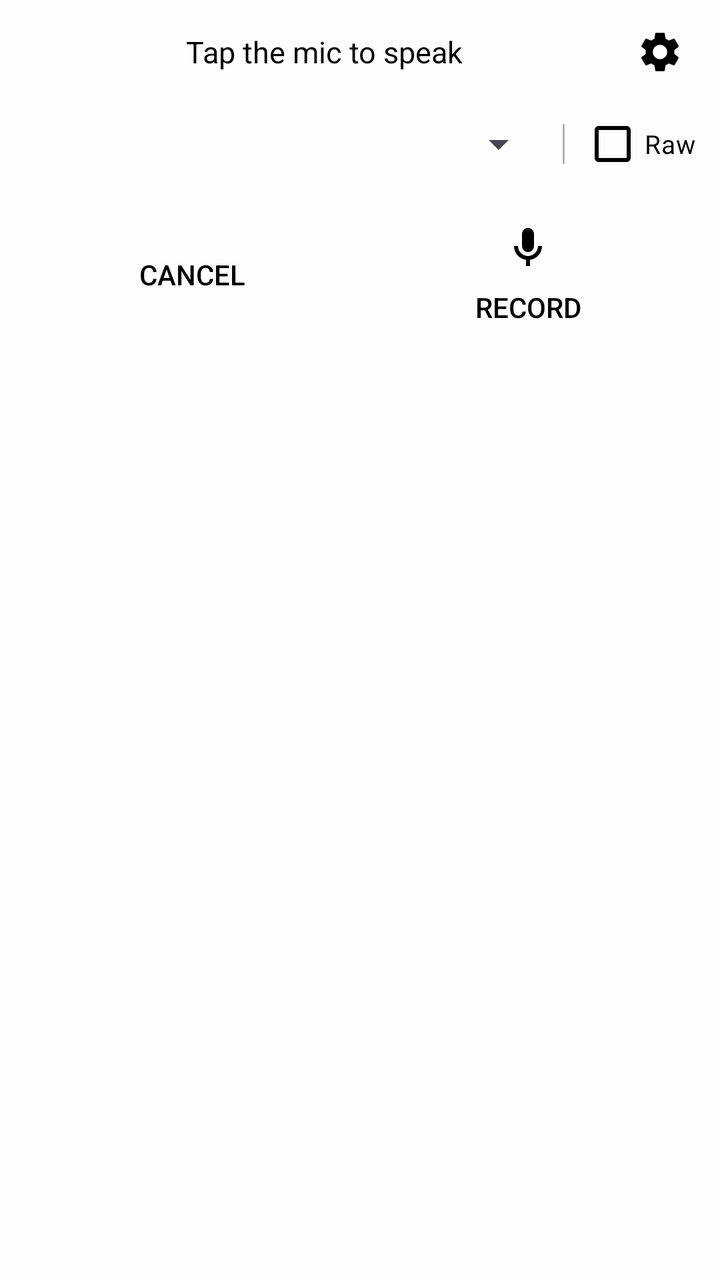
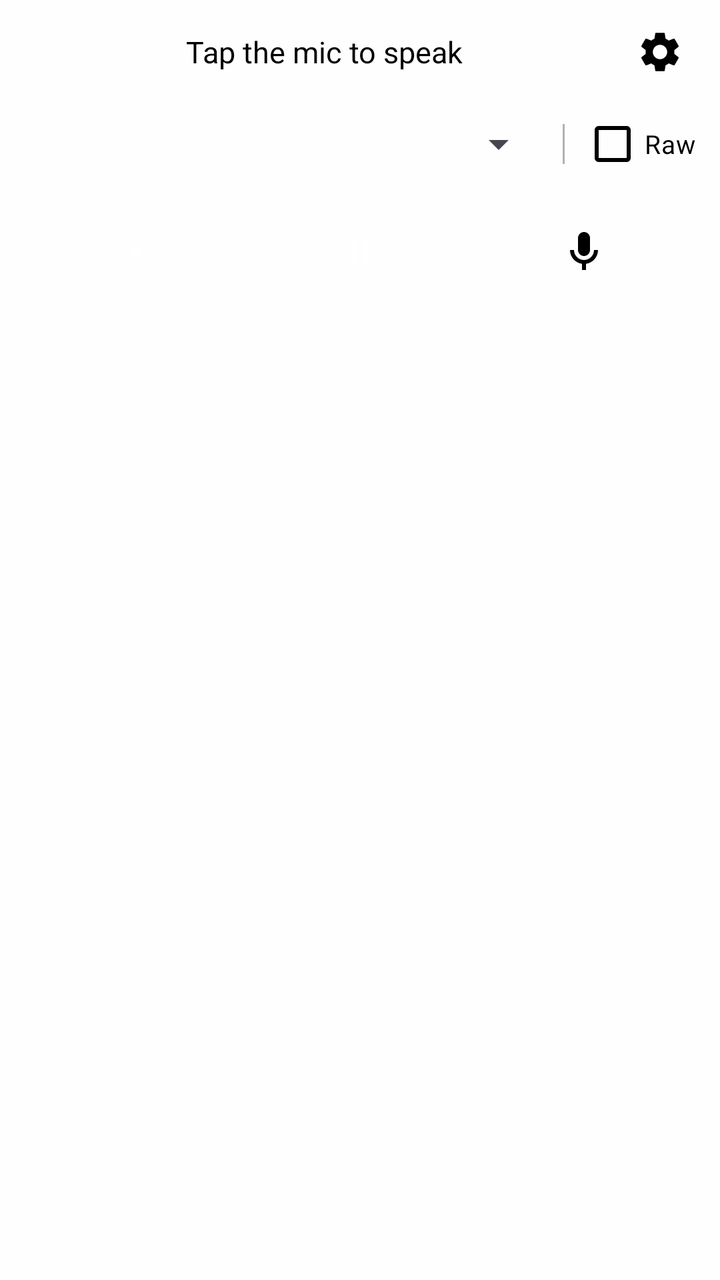

Before-and-after screenshots of an Android layout around one commit, followed by the original layout XML and the change that was made.
<!-- AndroidManifest.xml: application theme Theme.PolishedRecognition -->
<!-- res/layout/ime_voice_input.xml -->
<?xml version="1.0" encoding="utf-8"?>
<LinearLayout xmlns:android="http://schemas.android.com/apk/res/android"
    android:layout_width="match_parent"
    android:layout_height="wrap_content"
    android:orientation="vertical"
    android:background="@color/recording_overlay"
    android:paddingStart="12dp"
    android:paddingEnd="12dp"
    android:paddingTop="8dp"
    android:paddingBottom="8dp">

    <LinearLayout
        android:layout_width="match_parent"
        android:layout_height="wrap_content"
        android:orientation="horizontal"
        android:gravity="center_vertical"
        android:layout_marginBottom="4dp">

        <TextView
            android:id="@+id/ime_status_text"
            android:layout_width="0dp"
            android:layout_weight="1"
            android:layout_height="wrap_content"
            android:text="@string/ime_status_idle"
            android:textColor="@color/recording_text_primary"
            android:textSize="15sp"
            android:gravity="center" />

        <ImageButton
            android:id="@+id/ime_settings_button"
            android:layout_width="36dp"
            android:layout_height="36dp"
            android:src="@drawable/ic_settings"
            android:background="@null"
            android:contentDescription="Settings"
            android:scaleType="centerInside" />

    </LinearLayout>

    <LinearLayout
        android:layout_width="match_parent"
        android:layout_height="wrap_content"
        android:orientation="horizontal"
        android:gravity="center_vertical"
        android:layout_marginBottom="6dp">

        <Spinner
            android:id="@+id/ime_language_spinner"
            android:layout_width="0dp"
            android:layout_weight="1"
            android:layout_height="wrap_content" />

        <View
            android:layout_width="1dp"
            android:layout_height="20dp"
            android:background="@color/recording_divider"
            android:layout_marginStart="8dp"
            android:layout_marginEnd="8dp" />

        <CheckBox
            android:id="@+id/ime_raw"
            android:layout_width="wrap_content"
            android:layout_height="wrap_content"
            android:text="@string/quick_raw"
            android:textColor="@color/recording_text_primary"
            android:textSize="13sp"
            android:buttonTint="@color/recording_text_primary" />

    </LinearLayout>

    <LinearLayout
        android:layout_width="match_parent"
        android:layout_height="wrap_content"
        android:orientation="horizontal"
        android:gravity="center">

        <Button
            android:id="@+id/ime_cancel_button"
            style="@android:style/Widget.DeviceDefault.Button.Borderless"
            android:layout_width="0dp"
            android:layout_weight="1"
            android:layout_height="wrap_content"
            android:text="@string/ime_cancel"
            android:textColor="@color/recording_text_primary" />

        <Button
            android:id="@+id/ime_mic_button"
            style="@android:style/Widget.DeviceDefault.Button.Borderless"
            android:layout_width="0dp"
            android:layout_weight="1"
            android:layout_height="wrap_content"
            android:text="@string/ime_record"
            android:drawableTop="@drawable/ic_mic"
            android:textColor="@color/recording_text_primary" />

    </LinearLayout>
</LinearLayout>
<!-- resources referenced by this layout -->
<resources>
  <color name="recording_divider">#4D000000</color>
  <color name="recording_overlay">#E6FFFFFF</color>
  <color name="recording_text_primary">#000000</color>
  <!-- drawable ic_mic (drawable) -->
  <vector xmlns:android="http://schemas.android.com/apk/res/android"
      android:width="24dp"
      android:height="24dp"
      android:viewportWidth="24"
      android:viewportHeight="24"
      android:tint="@color/recording_icon_tint">
      <path
          android:fillColor="#FF000000"
          android:pathData="M12,14c1.66,0 3,-1.34 3,-3V5c0,-1.66 -1.34,-3 -3,-3S9,3.34 9,5v6C9,12.66 10.34,14 12,14zM17,11c0,2.76 -2.24,5 -5,5s-5,-2.24 -5,-5H5c0,3.53 2.61,6.43 6,6.92V21h2v-3.08c3.39,-0.49 6,-3.39 6,-6.92H17z" />
  </vector>
  <!-- drawable ic_settings (drawable) -->
  <vector xmlns:android="http://schemas.android.com/apk/res/android"
      android:width="24dp"
      android:height="24dp"
      android:viewportWidth="24"
      android:viewportHeight="24"
      android:tint="@color/recording_icon_tint">
      <path
          android:fillColor="#FF000000"
          android:pathData="M19.14,12.94c0.04,-0.3 0.06,-0.61 0.06,-0.94c0,-0.32 -0.02,-0.64 -0.07,-0.94l2.03,-1.58c0.18,-0.14 0.23,-0.41 0.12,-0.61l-1.92,-3.32c-0.12,-0.22 -0.37,-0.29 -0.59,-0.22l-2.39,0.96c-0.5,-0.38 -1.03,-0.7 -1.62,-0.94L14.4,2.81c-0.04,-0.24 -0.24,-0.41 -0.48,-0.41h-3.84c-0.24,0 -0.43,0.17 -0.47,0.41l-0.36,2.54c-0.59,0.24 -1.13,0.57 -1.62,0.94l-2.39,-0.96c-0.22,-0.08 -0.47,0 -0.59,0.22L2.74,8.87c-0.12,0.21 -0.08,0.47 0.12,0.61l2.03,1.58C4.84,11.36 4.8,11.69 4.8,12s0.02,0.64 0.07,0.94l-2.03,1.58c-0.18,0.14 -0.23,0.41 -0.12,0.61l1.92,3.32c0.12,0.22 0.37,0.29 0.59,0.22l2.39,-0.96c0.5,0.38 1.03,0.7 1.62,0.94l0.36,2.54c0.05,0.24 0.24,0.41 0.48,0.41h3.84c0.24,0 0.44,-0.17 0.47,-0.41l0.36,-2.54c0.59,-0.24 1.13,-0.56 1.62,-0.94l2.39,0.96c0.22,0.08 0.47,0 0.59,-0.22l1.92,-3.32c0.12,-0.22 0.07,-0.47 -0.12,-0.61L19.14,12.94zM12,15.6c-1.98,0 -3.6,-1.62 -3.6,-3.6s1.62,-3.6 3.6,-3.6s3.6,1.62 3.6,3.6S13.98,15.6 12,15.6z" />
  </vector>
  <string name="ime_cancel">Cancel</string>
  <string name="ime_record">Record</string>
  <string name="ime_status_idle">Tap the mic to speak</string>
  <string name="quick_raw">Raw</string>
  <style name="Theme.PolishedRecognition" parent="Theme.Material3.DayNight.NoActionBar">
      </style>
  <color name="recording_icon_tint">#000000</color>
</resources>

<!-- the commit's change to res/layout/ime_voice_input.xml (unified diff, before → after) -->
@@ -74,24 +74,35 @@
         android:orientation="horizontal"
         android:gravity="center">
 
-        <Button
+        <ImageButton
             android:id="@+id/ime_cancel_button"
-            style="@android:style/Widget.DeviceDefault.Button.Borderless"
             android:layout_width="0dp"
             android:layout_weight="1"
-            android:layout_height="wrap_content"
-            android:text="@string/ime_cancel"
-            android:textColor="@color/recording_text_primary" />
+            android:layout_height="48dp"
+            android:src="@drawable/ic_close"
+            android:background="?android:attr/selectableItemBackgroundBorderless"
+            android:contentDescription="@string/ime_cancel_desc"
+            android:scaleType="centerInside" />
 
-        <Button
-            android:id="@+id/ime_mic_button"
-            style="@android:style/Widget.DeviceDefault.Button.Borderless"
+        <ImageButton
+            android:id="@+id/ime_pause_resume_button"
             android:layout_width="0dp"
             android:layout_weight="1"
-            android:layout_height="wrap_content"
-            android:text="@string/ime_record"
-            android:drawableTop="@drawable/ic_mic"
-            android:textColor="@color/recording_text_primary" />
+            android:layout_height="48dp"
+            android:src="@drawable/ic_pause"
+            android:background="?android:attr/selectableItemBackgroundBorderless"
+            android:contentDescription="@string/ime_pause_desc"
+            android:scaleType="centerInside" />
+
+        <ImageButton
+            android:id="@+id/ime_mic_send_button"
+            android:layout_width="0dp"
+            android:layout_weight="1"
+            android:layout_height="48dp"
+            android:src="@drawable/ic_mic"
+            android:background="?android:attr/selectableItemBackgroundBorderless"
+            android:contentDescription="@string/ime_mic_desc"
+            android:scaleType="centerInside" />
 
     </LinearLayout>
 </LinearLayout>
<!-- resource entries referenced after the edit -->
@@ -3,6 +3,17 @@
   <color name="recording_divider">#4D000000</color>
   <color name="recording_overlay">#E6FFFFFF</color>
   <color name="recording_text_primary">#000000</color>
+  <!-- drawable ic_close (drawable) -->
+  <vector xmlns:android="http://schemas.android.com/apk/res/android"
+      android:width="18dp"
+      android:height="18dp"
+      android:viewportWidth="24"
+      android:viewportHeight="24">
+      <path
+          android:strokeColor="#FFFFFF"
+          android:strokeWidth="2"
+          android:pathData="M18,6L6,18M6,6L18,18"/>
+  </vector>
   <!-- drawable ic_mic (drawable) -->
   <vector xmlns:android="http://schemas.android.com/apk/res/android"
       android:width="24dp"
@@ -13,6 +24,16 @@
       <path
           android:fillColor="#FF000000"
           android:pathData="M12,14c1.66,0 3,-1.34 3,-3V5c0,-1.66 -1.34,-3 -3,-3S9,3.34 9,5v6C9,12.66 10.34,14 12,14zM17,11c0,2.76 -2.24,5 -5,5s-5,-2.24 -5,-5H5c0,3.53 2.61,6.43 6,6.92V21h2v-3.08c3.39,-0.49 6,-3.39 6,-6.92H17z" />
+  </vector>
+  <!-- drawable ic_pause (drawable) -->
+  <vector xmlns:android="http://schemas.android.com/apk/res/android"
+      android:width="18dp"
+      android:height="18dp"
+      android:viewportWidth="24"
+      android:viewportHeight="24">
+      <path
+          android:fillColor="#FFFFFF"
+          android:pathData="M6,4h4v16H6V4zM14,4h4v16h-4V4z"/>
   </vector>
   <!-- drawable ic_settings (drawable) -->
   <vector xmlns:android="http://schemas.android.com/apk/res/android"
@@ -25,8 +46,9 @@
           android:fillColor="#FF000000"
           android:pathData="M19.14,12.94c0.04,-0.3 0.06,-0.61 0.06,-0.94c0,-0.32 -0.02,-0.64 -0.07,-0.94l2.03,-1.58c0.18,-0.14 0.23,-0.41 0.12,-0.61l-1.92,-3.32c-0.12,-0.22 -0.37,-0.29 -0.59,-0.22l-2.39,0.96c-0.5,-0.38 -1.03,-0.7 -1.62,-0.94L14.4,2.81c-0.04,-0.24 -0.24,-0.41 -0.48,-0.41h-3.84c-0.24,0 -0.43,0.17 -0.47,0.41l-0.36,2.54c-0.59,0.24 -1.13,0.57 -1.62,0.94l-2.39,-0.96c-0.22,-0.08 -0.47,0 -0.59,0.22L2.74,8.87c-0.12,0.21 -0.08,0.47 0.12,0.61l2.03,1.58C4.84,11.36 4.8,11.69 4.8,12s0.02,0.64 0.07,0.94l-2.03,1.58c-0.18,0.14 -0.23,0.41 -0.12,0.61l1.92,3.32c0.12,0.22 0.37,0.29 0.59,0.22l2.39,-0.96c0.5,0.38 1.03,0.7 1.62,0.94l0.36,2.54c0.05,0.24 0.24,0.41 0.48,0.41h3.84c0.24,0 0.44,-0.17 0.47,-0.41l0.36,-2.54c0.59,-0.24 1.13,-0.56 1.62,-0.94l2.39,0.96c0.22,0.08 0.47,0 0.59,-0.22l1.92,-3.32c0.12,-0.22 0.07,-0.47 -0.12,-0.61L19.14,12.94zM12,15.6c-1.98,0 -3.6,-1.62 -3.6,-3.6s1.62,-3.6 3.6,-3.6s3.6,1.62 3.6,3.6S13.98,15.6 12,15.6z" />
   </vector>
-  <string name="ime_cancel">Cancel</string>
-  <string name="ime_record">Record</string>
+  <string name="ime_cancel_desc">Cancel</string>
+  <string name="ime_mic_desc">Record</string>
+  <string name="ime_pause_desc">Pause</string>
   <string name="ime_status_idle">Tap the mic to speak</string>
   <string name="quick_raw">Raw</string>
   <style name="Theme.PolishedRecognition" parent="Theme.Material3.DayNight.NoActionBar">
